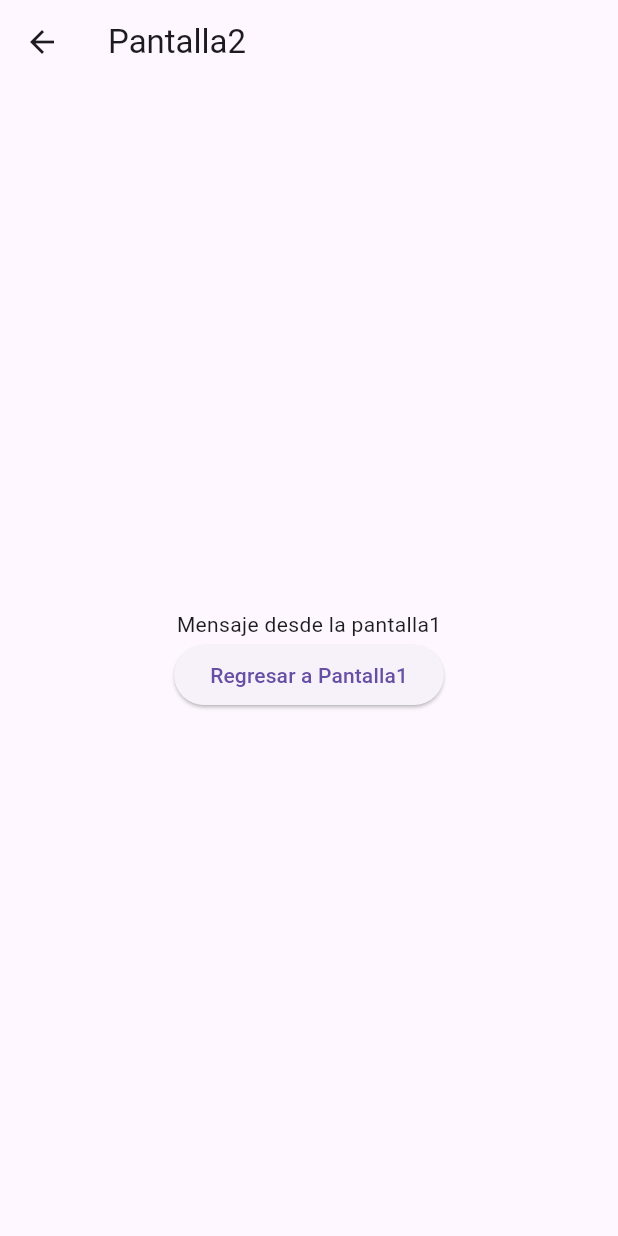
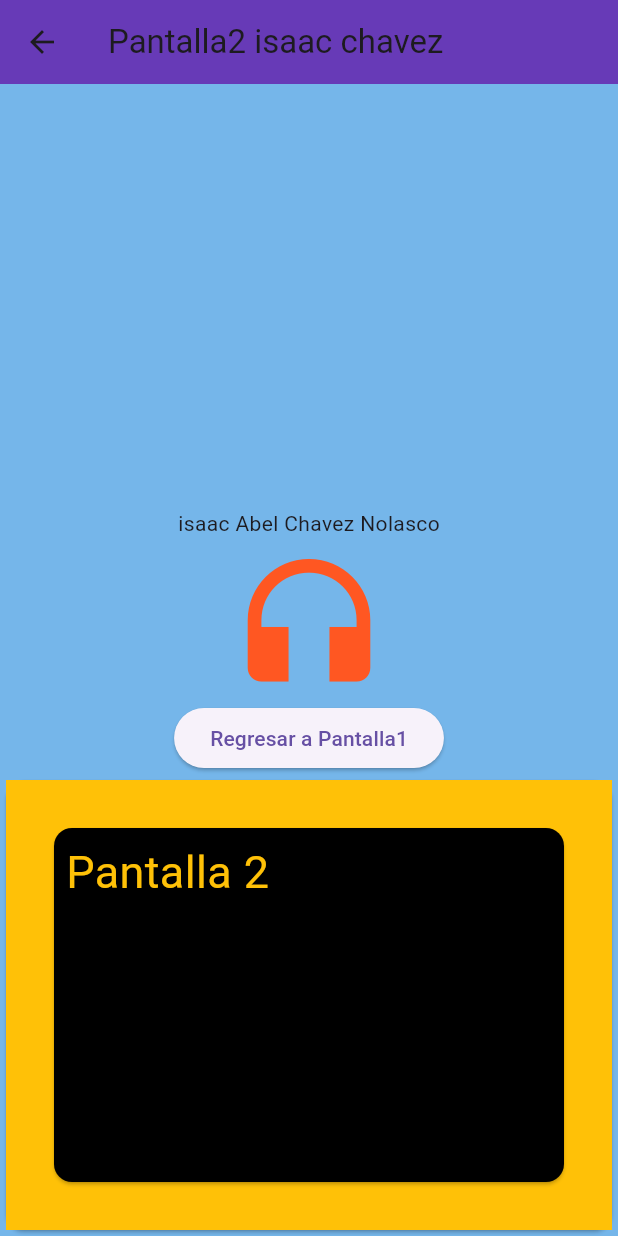
Before and after one commit to isaacChavezzz/p12-navegadorpag-6I, a Flutter app: the screen it shows after launch, after a tap on "Ir a Pantalla2", on a phone screen of 412 x 824 dp. Run offline on Flutter 3.47's test engine with Material 3 defaults, Android fonts, the phone set to English and light mode, and no system bars.

Commit message:
Update pantalla2.dart

```diff
--- a/lib/pantalla2.dart
+++ b/lib/pantalla2.dart
@@ -8,18 +8,44 @@ class Pantalla2 extends StatelessWidget {
     final argumento = ModalRoute.of(context)!.settings.arguments as String;
 
     return Scaffold(
+        backgroundColor: Color(0xff75b6ea),
         appBar: AppBar(
-        title: const Text("Pantalla2"),
+          title: const Text("Pantalla2 isaac chavez"),
+          backgroundColor: Colors.deepPurple,
         ),
-      body: Center(
-          child: Column(mainAxisAlignment: MainAxisAlignment.center, children: [
-        Text(argumento),
+        body: Column(
+          mainAxisAlignment: MainAxisAlignment.end,
+          children: <Widget>[
+            Text("isaac Abel Chavez Nolasco"),
+            Icon(
+              Icons.headphones,
+              size: 109,
+              color: Colors.deepOrange,
+            ),
             ElevatedButton(
                 child: const Text("Regresar a Pantalla1"),
                 onPressed: () {
                   Navigator.pop(context);
                 }),
-      ])),
-    );
+            Card(
+              child: Container(
+                color: Colors.amber,
+                width: double.infinity,
+                height: 300,
+                child: Card(
+                  color: Colors.black,
+                  margin: EdgeInsets.all(32),
+                  child: Padding(
+                    padding: EdgeInsets.all(8),
+                    child: Text(
+                      'Pantalla 2',
+                      style: TextStyle(fontSize: 30, color: Colors.amber),
+                    ),
+                  ),
+                ),
+              ),
+            )
+          ],
+        ));
   }
 }
```
Lines whose indentation alone changed are shown as unchanged.
